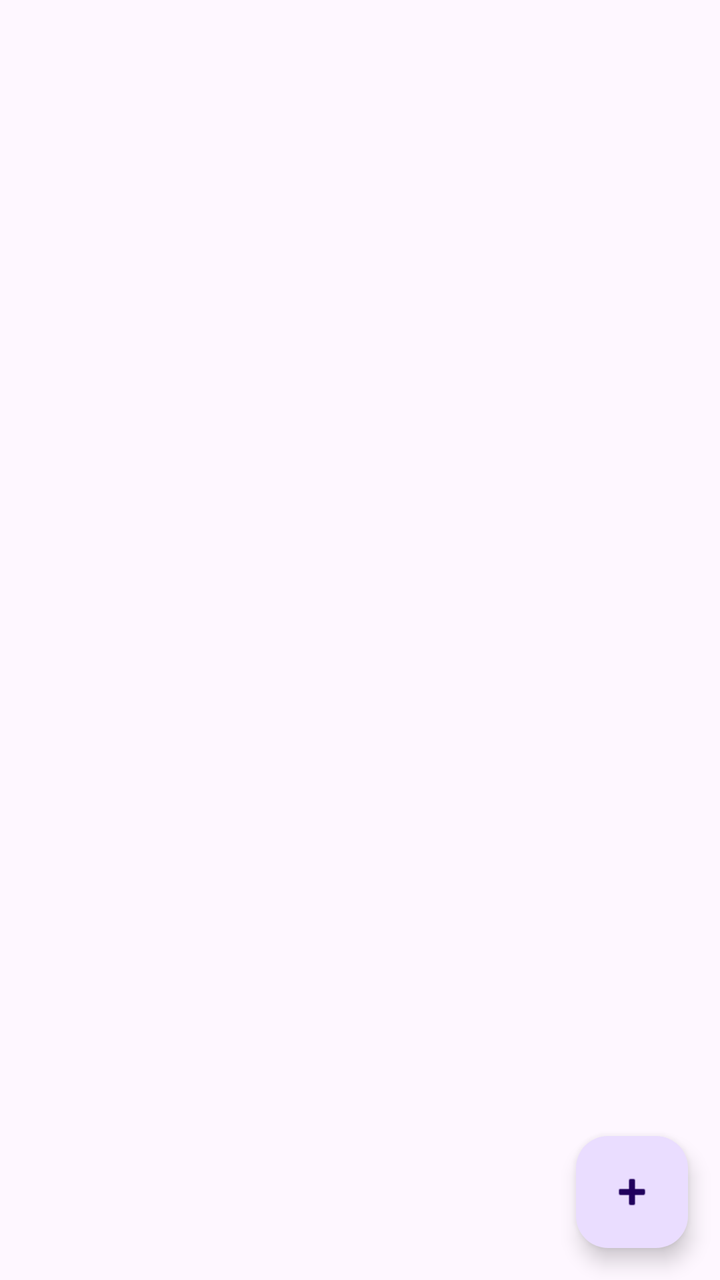
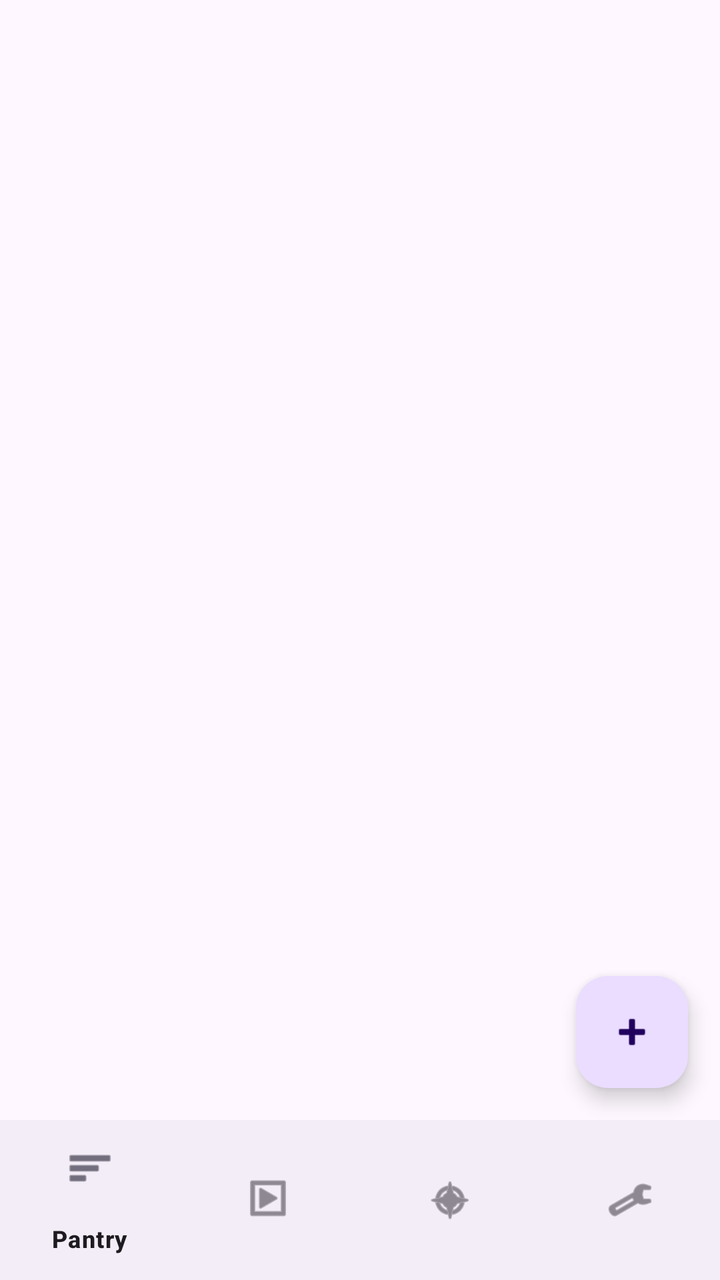

An Android layout rendered at two revisions. The XML below is the earlier revision; the diff shows what the commit changed to produce the second picture.
<!-- AndroidManifest.xml: application theme Theme.SmartPantryManager -->
<!-- res/layout/activity_main.xml -->
<?xml version="1.0" encoding="utf-8"?>
<androidx.coordinatorlayout.widget.CoordinatorLayout xmlns:android="http://schemas.android.com/apk/res/android"
    xmlns:app="http://schemas.android.com/apk/res-auto"
    android:id="@+id/main"
    android:layout_width="match_parent"
    android:layout_height="match_parent">

    <androidx.recyclerview.widget.RecyclerView
        android:id="@+id/recyclerView"
        android:layout_width="match_parent"
        android:layout_height="match_parent"
        android:padding="8dp"/>

    <com.google.android.material.floatingactionbutton.FloatingActionButton
        android:id="@+id/fabAdd"
        android:layout_width="wrap_content"
        android:layout_height="wrap_content"
        android:layout_gravity="bottom|end"
        android:layout_margin="16dp"
        android:contentDescription="Add Item"
        android:src="@android:drawable/ic_input_add" />

</androidx.coordinatorlayout.widget.CoordinatorLayout>
<!-- resources referenced by this layout -->
<resources>
  <style name="Theme.SmartPantryManager" parent="Base.Theme.SmartPantryManager" />
  <style name="Base.Theme.SmartPantryManager" parent="Theme.Material3.DayNight.NoActionBar">
          
          
      </style>
</resources>

<!-- the commit's change to res/layout/activity_main.xml (unified diff, before → after) -->
@@ -1,23 +1,31 @@
 <?xml version="1.0" encoding="utf-8"?>
-<androidx.coordinatorlayout.widget.CoordinatorLayout xmlns:android="http://schemas.android.com/apk/res/android"
+<androidx.constraintlayout.widget.ConstraintLayout xmlns:android="http://schemas.android.com/apk/res/android"
     xmlns:app="http://schemas.android.com/apk/res-auto"
-    android:id="@+id/main"
     android:layout_width="match_parent"
     android:layout_height="match_parent">
 
-    <androidx.recyclerview.widget.RecyclerView
-        android:id="@+id/recyclerView"
+    <FrameLayout
+        android:id="@+id/fragment_container"
         android:layout_width="match_parent"
-        android:layout_height="match_parent"
-        android:padding="8dp"/>
+        android:layout_height="0dp"
+        app:layout_constraintTop_toTopOf="parent"
+        app:layout_constraintBottom_toTopOf="@id/bottom_navigation" />
+
+    <com.google.android.material.bottomnavigation.BottomNavigationView
+        android:id="@+id/bottom_navigation"
+        android:layout_width="match_parent"
+        android:layout_height="wrap_content"
+        app:layout_constraintBottom_toBottomOf="parent"
+        app:menu="@menu/bottom_nav_menu" />
 
     <com.google.android.material.floatingactionbutton.FloatingActionButton
-        android:id="@+id/fabAdd"
+        android:id="@+id/fab"
         android:layout_width="wrap_content"
         android:layout_height="wrap_content"
-        android:layout_gravity="bottom|end"
         android:layout_margin="16dp"
-        android:contentDescription="Add Item"
+        android:layout_marginBottom="80dp"
+        app:layout_constraintBottom_toTopOf="@id/bottom_navigation"
+        app:layout_constraintEnd_toEndOf="parent"
         android:src="@android:drawable/ic_input_add" />
 
-</androidx.coordinatorlayout.widget.CoordinatorLayout>
+</androidx.constraintlayout.widget.ConstraintLayout>
